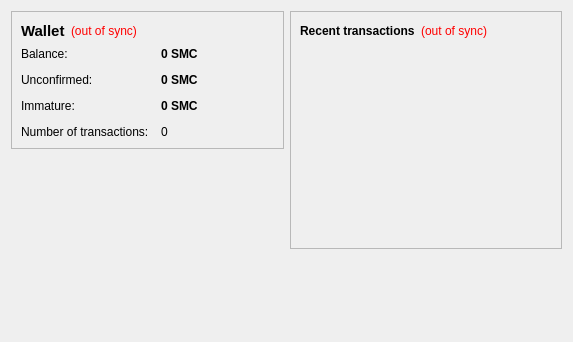
This is src/qt/forms/overviewpage.ui in pixelfairies/link as Qt 5 draws it before an edit. The edited form follows.
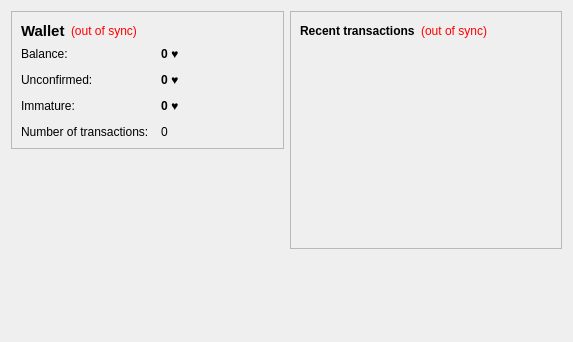
This is the edited form.

Patch:
```diff
--- a/src/qt/forms/overviewpage.ui
+++ b/src/qt/forms/overviewpage.ui
@@ -105,7 +105,7 @@
              <string>Your current balance</string>
             </property>
             <property name="text">
-             <string notr="true">0 SMC</string>
+             <string notr="true">0 ♥</string>
             </property>
             <property name="textInteractionFlags">
              <set>Qt::LinksAccessibleByMouse|Qt::TextSelectableByKeyboard|Qt::TextSelectableByMouse</set>
@@ -134,7 +134,7 @@
              <string>Total of transactions that have yet to be confirmed, and do not yet count toward the current balance</string>
             </property>
             <property name="text">
-             <string notr="true">0 SMC</string>
+             <string notr="true">0 ♥</string>
             </property>
             <property name="textInteractionFlags">
              <set>Qt::LinksAccessibleByMouse|Qt::TextSelectableByKeyboard|Qt::TextSelectableByMouse</set>
@@ -177,7 +177,7 @@
              <string>Mined balance that has not yet matured</string>
             </property>
             <property name="text">
-             <string notr="true">0 SMC</string>
+             <string notr="true">0 ♥</string>
             </property>
             <property name="textInteractionFlags">
              <set>Qt::LinksAccessibleByMouse|Qt::TextSelectableByKeyboard|Qt::TextSelectableByMouse</set>
```
